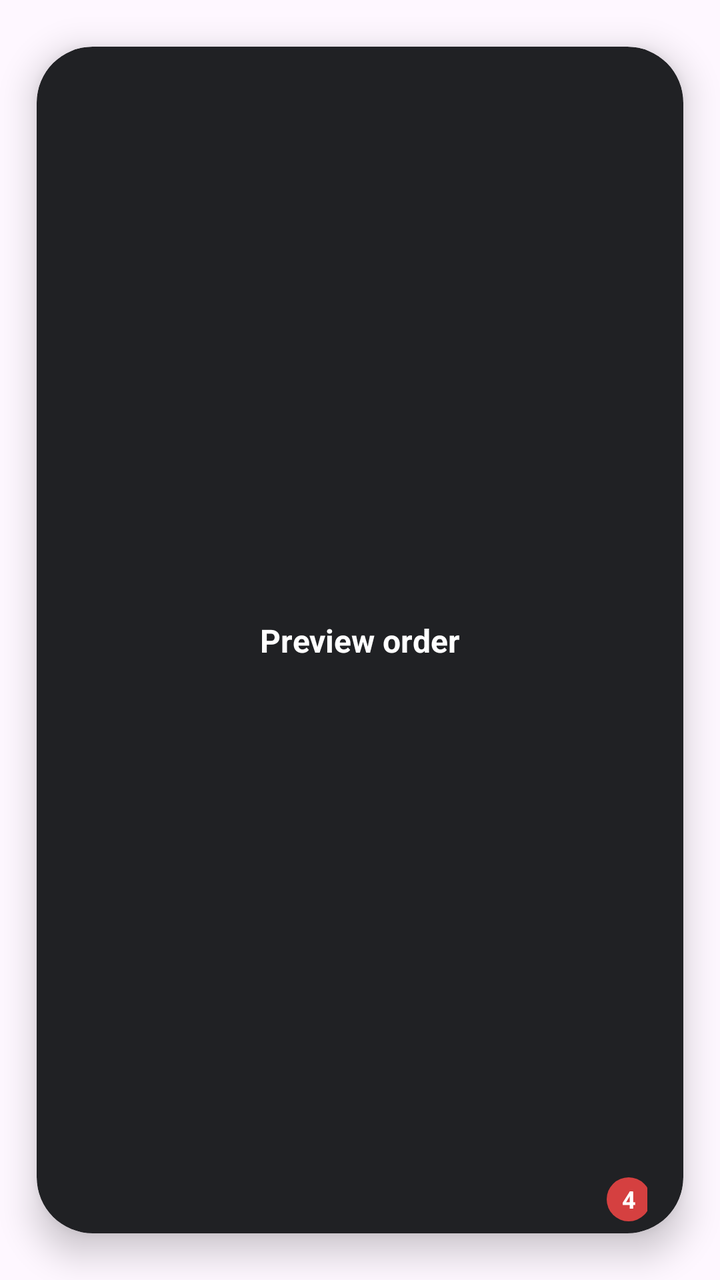
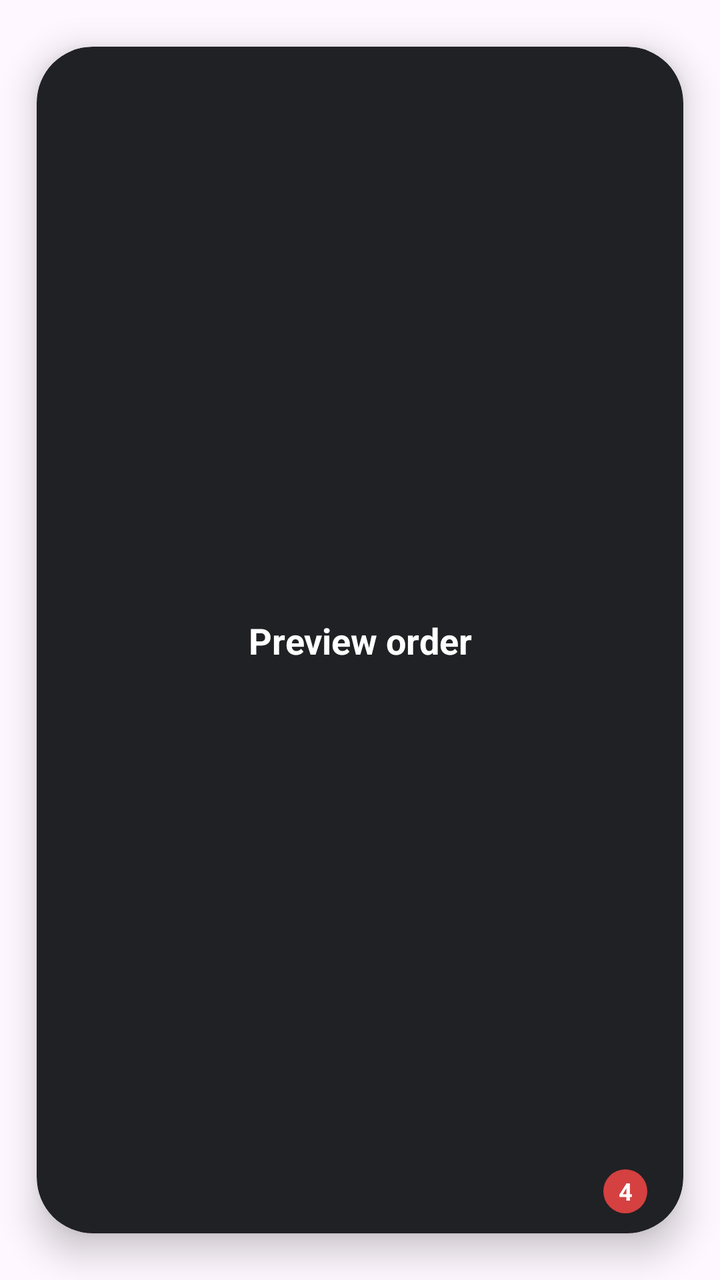

An Android layout rendered at two revisions. The XML below is the earlier revision; the diff shows what the commit changed to produce the second picture.
<!-- AndroidManifest.xml: application theme Theme.StreetFeast -->
<!-- res/layout/include_preview_order_bar.xml -->
<?xml version="1.0" encoding="utf-8"?>

<androidx.cardview.widget.CardView xmlns:android="http://schemas.android.com/apk/res/android"
    xmlns:app="http://schemas.android.com/apk/res-auto"
    android:id="@+id/previewBar"
    android:layout_width="0dp"
    android:layout_height="66dp"
    android:layout_marginStart="18dp"
    android:layout_marginEnd="18dp"
    app:cardCornerRadius="28dp"
    app:cardElevation="10dp"
    app:cardBackgroundColor="@color/sf_black"
    app:cardUseCompatPadding="true">

    <androidx.constraintlayout.widget.ConstraintLayout
        android:layout_width="match_parent"
        android:layout_height="match_parent"
        android:paddingStart="18dp"
        android:paddingEnd="18dp">

        <TextView
            android:id="@+id/tvPreview"
            android:layout_width="wrap_content"
            android:layout_height="wrap_content"
            android:text="Preview order"
            android:textColor="@color/sf_white"
            android:textSize="16sp"
            android:textStyle="bold"
            app:layout_constraintTop_toTopOf="parent"
            app:layout_constraintBottom_toBottomOf="parent"
            app:layout_constraintStart_toStartOf="parent"
            app:layout_constraintEnd_toEndOf="parent"/>

        <FrameLayout
            android:id="@+id/badge"
            android:layout_width="22dp"
            android:layout_height="22dp"
            android:background="@drawable/sf_badge_red"
            app:layout_constraintEnd_toEndOf="parent"
            app:layout_constraintBottom_toBottomOf="parent"
            android:layout_marginEnd="-2dp"
            android:layout_marginBottom="6dp">

            <TextView
                android:id="@+id/tvBadgeCount"
                android:layout_width="match_parent"
                android:layout_height="match_parent"
                android:gravity="center"
                android:text="4"
                android:textColor="@color/sf_white"
                android:textSize="12sp"
                android:textStyle="bold"/>
        </FrameLayout>

    </androidx.constraintlayout.widget.ConstraintLayout>
</androidx.cardview.widget.CardView>
<!-- resources referenced by this layout -->
<resources>
  <color name="sf_black">#202124</color>
  <color name="sf_white">#FFFFFF</color>
  <!-- drawable sf_badge_red (drawable) -->
  <?xml version="1.0" encoding="utf-8"?>
  
  <shape xmlns:android="http://schemas.android.com/apk/res/android">
      <size android:width="22dp" android:height="22dp"/>
      <solid android:color="@color/sf_badge_red"/>
      <corners android:radius="999dp"/>
  </shape>
  <style name="Theme.StreetFeast" parent="Base.Theme.StreetFeast" />
  <color name="sf_badge_red">#D54040</color>
  <style name="Base.Theme.StreetFeast" parent="Theme.Material3.Light.NoActionBar">
          <item name="colorPrimary">@color/action_primary</item>
          <item name="colorOnPrimary">@color/white</item>
          <item name="android:statusBarColor">@color/white</item>
          <item name="android:windowLightStatusBar">true</item>
          <item name="android:textColorPrimary">@color/text_primary</item>
          <item name="android:textColorSecondary">@color/text_secondary</item>
      </style>
  <color name="action_primary">#22C55E</color>
  <color name="white">#FFFFFFFF</color>
  <color name="text_primary">#1F2937</color>
  <color name="text_secondary">#6B7280</color>
</resources>

<!-- the commit's change to res/layout/include_preview_order_bar.xml (unified diff, before → after) -->
@@ -1,12 +1,11 @@
 <?xml version="1.0" encoding="utf-8"?>
-
 <androidx.cardview.widget.CardView xmlns:android="http://schemas.android.com/apk/res/android"
     xmlns:app="http://schemas.android.com/apk/res-auto"
     android:id="@+id/previewBar"
     android:layout_width="0dp"
     android:layout_height="66dp"
-    android:layout_marginStart="18dp"
-    android:layout_marginEnd="18dp"
+    android:layout_marginStart="10dp"
+    android:layout_marginEnd="10dp"
     app:cardCornerRadius="28dp"
     app:cardElevation="10dp"
     app:cardBackgroundColor="@color/sf_black"
@@ -21,11 +20,13 @@
         <TextView
             android:id="@+id/tvPreview"
             android:layout_width="wrap_content"
-            android:layout_height="wrap_content"
+            android:layout_height="45dp"
             android:text="Preview order"
             android:textColor="@color/sf_white"
-            android:textSize="16sp"
+            android:textSize="18sp"
             android:textStyle="bold"
+            android:textAlignment="center"
+            android:gravity="center"
             app:layout_constraintTop_toTopOf="parent"
             app:layout_constraintBottom_toBottomOf="parent"
             app:layout_constraintStart_toStartOf="parent"
@@ -38,8 +39,8 @@
             android:background="@drawable/sf_badge_red"
             app:layout_constraintEnd_toEndOf="parent"
             app:layout_constraintBottom_toBottomOf="parent"
-            android:layout_marginEnd="-2dp"
-            android:layout_marginBottom="6dp">
+            android:layout_marginEnd="0dp"
+            android:layout_marginBottom="10dp">
 
             <TextView
                 android:id="@+id/tvBadgeCount"
